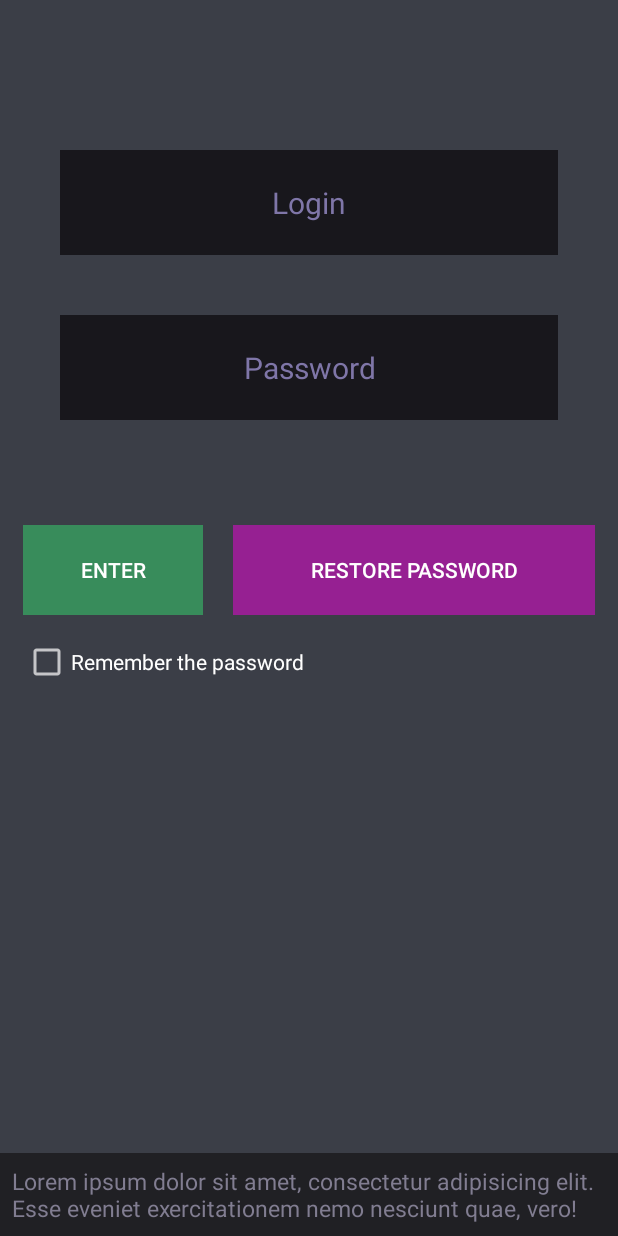
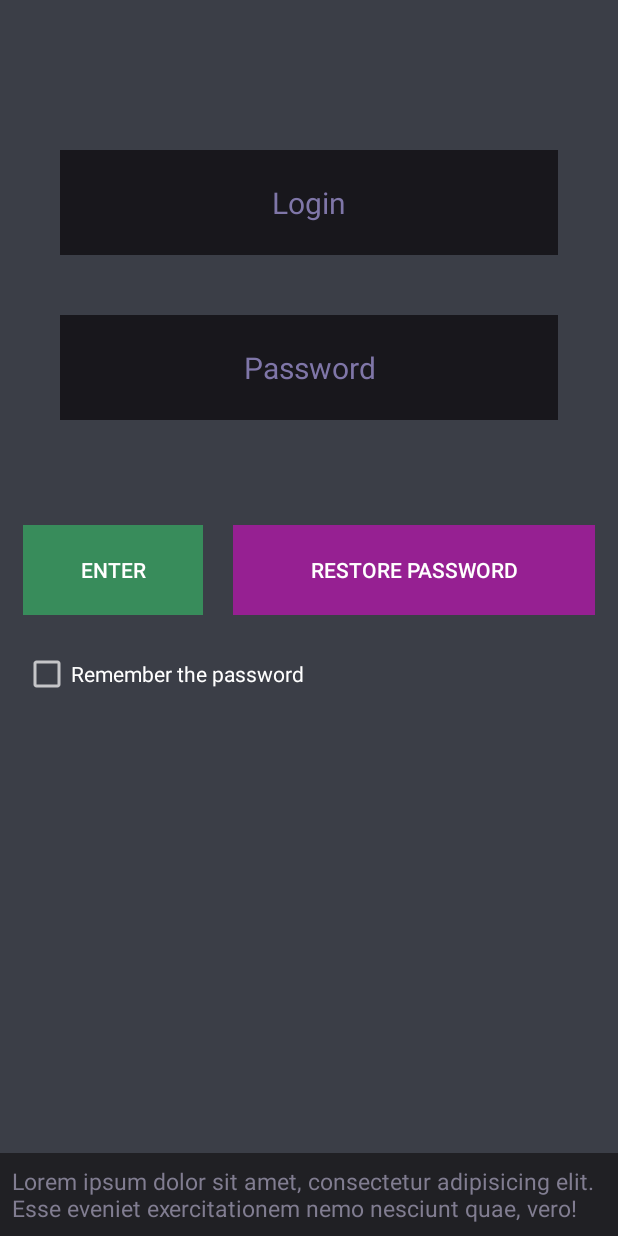
Before and after one commit to MaksKuchuk/AvitoYAIMP, an Android app: the screen it shows after launch (MainActivity), on a phone screen of 412 x 824 dp. Run offline under Robolectric (Android 15) with nearby library versions, the phone set to English and light mode, and no system bars.

```diff
--- a/app/src/main/res/layout/activity_main.xml
+++ b/app/src/main/res/layout/activity_main.xml
@@ -91,11 +91,11 @@
         android:layout_width="wrap_content"
         android:layout_height="wrap_content"
         android:layout_marginStart="15dp"
+        android:layout_marginTop="15dp"
+        android:minHeight="48dp"
         android:text="@string/rememberPassword"
         app:layout_constraintStart_toStartOf="parent"
-        app:layout_constraintTop_toBottomOf="@id/ButtonsMap"
-        android:layout_marginTop="15dp"
-        />
+        app:layout_constraintTop_toBottomOf="@id/ButtonsMap" />
 
     <TextView
         android:id="@+id/infoPlate"
```
Also changed, not shown: app/src/main/res/layout/activity_main_screen.xml (+6 -9 lines), app/src/main/res/drawable/cabinet_button.png (added), app/src/main/res/drawable/calendar_button.png (added), app/src/main/res/drawable/settings_button.png (added).
